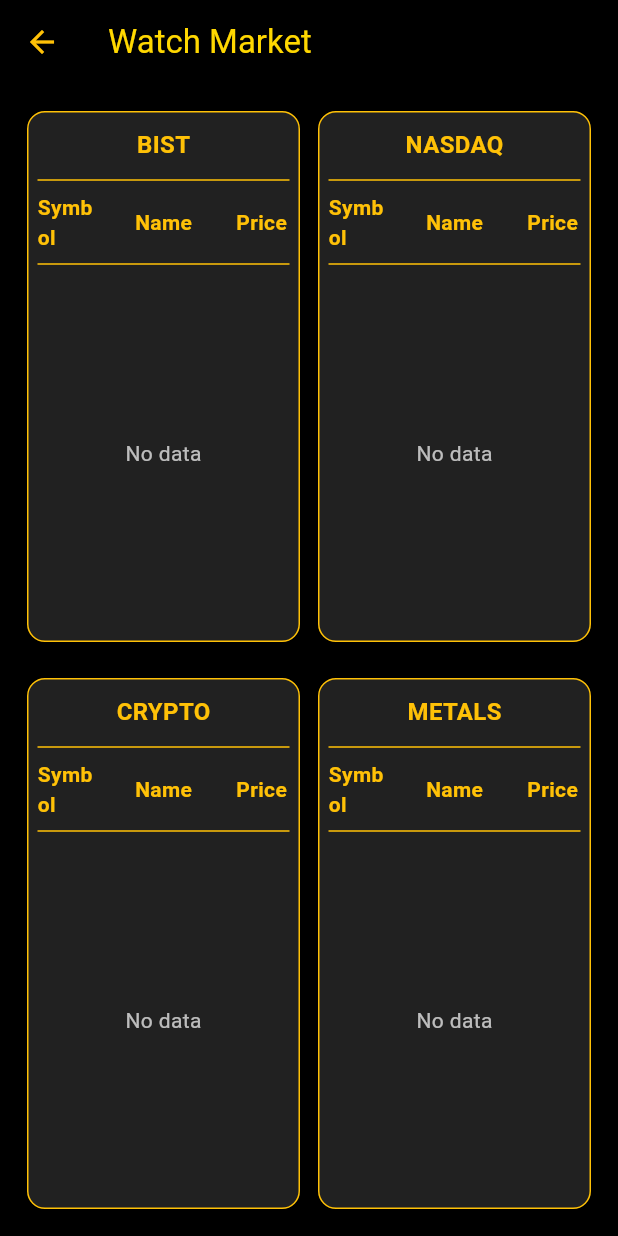
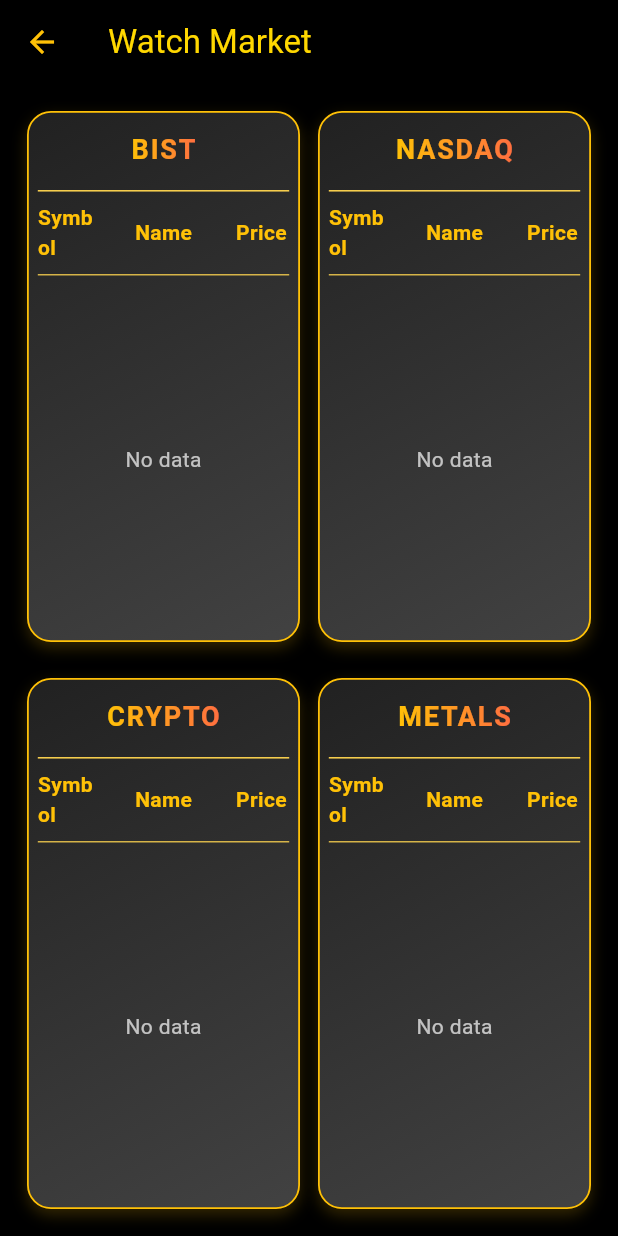
Before and after one commit to salihsefer36/Market-Watcher, a Flutter app: the WatchMarketPage screen opened directly, on a phone screen of 412 x 824 dp. Run offline on Flutter 3.47's test engine with Material 3 defaults, Android fonts, the phone set to English and light mode, and no system bars; our stand-ins replace firebase_auth, firebase_core, firebase_messaging, flutter_slidable, google_sign_in; accounts and stored records are empty; network calls fail.

Commit message:
Frontend Style Changes

```diff
--- a/market_watcher_app/lib/main.dart
+++ b/market_watcher_app/lib/main.dart
@@ -935,26 +935,45 @@ class _WatchMarketPageState extends State<WatchMarketPage> {
       margin: const EdgeInsets.all(6),
       padding: const EdgeInsets.all(6),
       decoration: BoxDecoration(
-        color: Colors.grey[900],
-        borderRadius: BorderRadius.circular(12),
-        border: Border.all(color: Colors.amber),
+        gradient: LinearGradient(
+          colors: [Colors.grey.shade900, Colors.grey.shade800],
+          begin: Alignment.topLeft,
+          end: Alignment.bottomRight,
+        ),
+        borderRadius: BorderRadius.circular(16),
+        border: Border.all(color: Colors.amber, width: 1.2),
+        boxShadow: [
+          BoxShadow(
+            color: Colors.amber.withOpacity(0.2),
+            blurRadius: 8,
+            offset: const Offset(0, 4),
+          ),
+        ],
       ),
       child: Column(
         children: [
           // Market başlığı
           Padding(
-            padding: const EdgeInsets.symmetric(vertical: 4),
+            padding: const EdgeInsets.symmetric(vertical: 6),
             child: Center(
+              child: ShaderMask(
+                shaderCallback: (bounds) => const LinearGradient(
+                  colors: [Colors.amber, Colors.deepOrangeAccent],
+                ).createShader(bounds),
                 child: Text(
                   market,
                   style: const TextStyle(
-                    color: Colors.amber,
+                    color: Colors.white, // ShaderMask üstüne uygulanacak
                     fontWeight: FontWeight.bold,
-                    fontSize: 16),
+                    fontSize: 18,
+                    letterSpacing: 1.2,
                   ),
                 ),
               ),
-          const Divider(color: Colors.amber),
+            ),
+          ),
+          Divider(color: Colors.amber.shade300, thickness: 1),
+
           // Sütun başlıkları
           Row(
             children: const [
@@ -964,30 +983,41 @@ class _WatchMarketPageState extends State<WatchMarketPage> {
                   child: Text("Symbol",
                       style: TextStyle(
                           color: Colors.amber,
-                              fontWeight: FontWeight.bold)))),
+                          fontWeight: FontWeight.bold,
+                          fontSize: 14)),
+                ),
+              ),
               Expanded(
                 flex: 5,
                 child: Center(
                   child: Text("Name",
                       style: TextStyle(
                           color: Colors.amber,
-                              fontWeight: FontWeight.bold)))),
+                          fontWeight: FontWeight.bold,
+                          fontSize: 14)),
+                ),
+              ),
               Expanded(
                 flex: 2,
                 child: Center(
                   child: Text("Price",
                       style: TextStyle(
                           color: Colors.amber,
-                              fontWeight: FontWeight.bold)))),
+                          fontWeight: FontWeight.bold,
+                          fontSize: 14)),
+                ),
+              ),
             ],
           ),
-          const Divider(color: Colors.amber),
+          Divider(color: Colors.amber.shade300, thickness: 0.8),
+
           // Liste
           Expanded(
             child: filteredData.isEmpty
                 ? const Center(
                     child: Text("No data",
-                        style: TextStyle(color: Colors.white70)))
+                        style: TextStyle(color: Colors.white70)),
+                  )
                 : ListView.builder(
                     itemCount: filteredData.length,
                     itemBuilder: (context, index) {
@@ -1010,8 +1040,16 @@ class _WatchMarketPageState extends State<WatchMarketPage> {
                         displayName = "Gram $displayName";
                       }
 
-                      return Padding(
-                        padding: const EdgeInsets.symmetric(vertical: 2),
+                      return Container(
+                        decoration: BoxDecoration(
+                          color: index % 2 == 0
+                              ? Colors.black.withOpacity(0.05)
+                              : Colors.transparent,
+                          borderRadius: BorderRadius.circular(6),
+                        ),
+                        child: Padding(
+                          padding: const EdgeInsets.symmetric(
+                              vertical: 6, horizontal: 4),
                           child: Row(
                             children: [
                               Expanded(
@@ -1019,20 +1057,32 @@ class _WatchMarketPageState extends State<WatchMarketPage> {
                                 child: Center(
                                   child: Text(item['symbol'] ?? '',
                                       style: const TextStyle(
-                                            color: Colors.white, fontSize: 14)))),
+                                          color: Colors.white,
+                                          fontSize: 14,
+                                          fontWeight: FontWeight.w500)),
+                                ),
+                              ),
                               Expanded(
                                 flex: 5,
                                 child: Center(
                                   child: Text(displayName,
                                       style: const TextStyle(
-                                            color: Colors.white70, fontSize: 14)))),
+                                          color: Colors.white70,
+                                          fontSize: 14)),
+                                ),
+                              ),
                               Expanded(
                                 flex: 2,
                                 child: Center(
                                   child: Text(displayPrice,
                                       style: const TextStyle(
-                                            color: Colors.amber, fontSize: 14)))),
+                                          color: Colors.amber,
+                                          fontSize: 14,
+                                          fontWeight: FontWeight.bold)),
+                                ),
+                              ),
                             ],
+                          ),
                         ),
                       );
                     },
```
Lines whose indentation alone changed are shown as unchanged.
